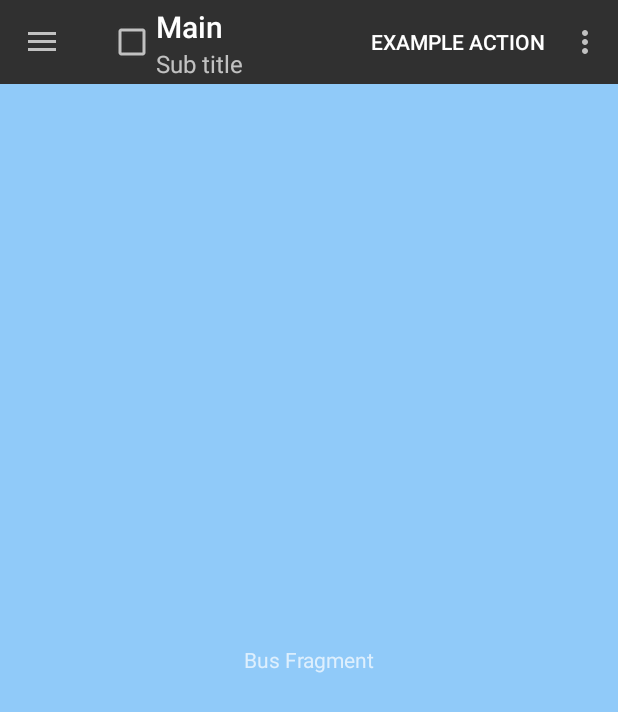
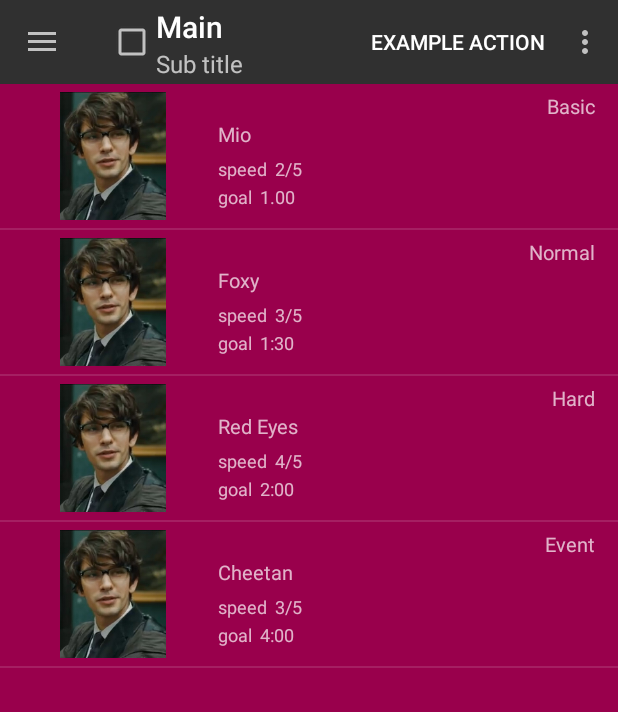
Before and after one commit to natasha89/layout, an Android app: the screen it shows after launch (MainActivity), after a tap on "LET'S RUN RUN", on a phone screen of 412 x 824 dp. Shown: the top 712 px of the screen. Run offline under Robolectric (Android 15) with nearby library versions, the phone set to English and light mode, and no system bars.

Commit message:
[natasha] add rival info fragment

```diff
--- a/Navigation/app/src/main/java/DTO/Record.java
+++ b/Navigation/app/src/main/java/DTO/Record.java
@@ -1,11 +1,7 @@
 package DTO;
 
-import java.lang.reflect.Array;
 import java.util.ArrayList;
 
-/**
- * Created by mj on 15. 1. 30.
- */
 public class Record {
 
     String userName;
--- /dev/null
+++ b/Navigation/app/src/main/java/DTO/Rival.java
@@ -0,0 +1,94 @@
+package DTO;
+
+import android.graphics.Bitmap;
+
+public class Rival {
+    String name;
+
+    //drawble resource
+    int pic;
+
+    //Basic, Normal, hard, Event?
+    String mode;
+
+    //초반, 중반, 종반 각각의 변수로 나눌건지 배열같은 걸로 할건지~
+    String[] runningStyle = new String[3]; //String speed;
+
+    String goalTime;
+    String speed;
+    String ment;
+
+    public Rival(String name, int pic, String mode, String goalTime, String speed) {
+        this.name = name;
+        this.pic = pic;
+        this.mode = mode;
+        this.goalTime = goalTime;
+        this.speed = speed;
+    }
+
+    public Rival(String name, int pic, String mode, String[] runningStyle, String speed, String goalTime) {
+        this.name = name;
+        this.pic = pic;
+        this.mode = mode;
+        this.runningStyle = runningStyle;
+        this.speed = speed;
+        this.goalTime = goalTime;
+    }
+
+    public String getName() {
+        return name;
+    }
+
+    public void setName(String name) {
+        this.name = name;
+    }
+
+    public int getPic() {
+        return pic;
+    }
+
+    public void setPic(int pic) {
+        this.pic = pic;
+    }
+
+    public String getMode() {
+        return mode;
+    }
+
+    public void setMode(String mode) {
+        this.mode = mode;
+    }
+
+    public String[] getRunningStyle() {
+        return runningStyle;
+    }
+
+    public void setRunningStyle(String[] runningStyle) {
+        this.runningStyle = runningStyle;
+    }
+
+    public String getGoalTime() {
+        return goalTime;
+    }
+
+    public void setGoalTime(String goalTime) {
+        this.goalTime = goalTime;
+    }
+
+
+    public String getSpeed() {
+        return speed;
+    }
+
+    public void setSpeed(String speed) {
+        this.speed = speed;
+    }
+
+    public String getMent() {
+        return ment;
+    }
+
+    public void setMent(String ment) {
+        this.ment = ment;
+    }
+}
--- a/Navigation/app/src/main/java/constants/android/commsware/com/navigation/SelectRivalFragment.java
+++ b/Navigation/app/src/main/java/constants/android/commsware/com/navigation/RivalInfoFragment.java
@@ -5,17 +5,22 @@ import android.support.v4.app.Fragment;
 import android.view.LayoutInflater;
 import android.view.View;
 import android.view.ViewGroup;
+import android.widget.TextView;
 
-public class SelectRivalFragment extends Fragment {
+public class RivalInfoFragment extends Fragment {
+
+    String name = "";
+    TextView mTVRivalName;
 
     @Override
     public View onCreateView(LayoutInflater inflater, ViewGroup container, Bundle savedInstanceState) {
 
         // Inflate the layout for this fragment
-        View view = inflater.inflate(R.layout.fragment_bus, container, false);
+        View view = inflater.inflate(R.layout.fragment_rival_info, container, false);
 
+        mTVRivalName = (TextView) view.findViewById(R.id.text_detail_name);
+        mTVRivalName.setText(getArguments().getString("name"));
 
         return view;
     }
-
 }
--- /dev/null
+++ b/Navigation/app/src/main/java/constants/android/commsware/com/navigation/SelectModeFragment.java
@@ -0,0 +1,127 @@
+package constants.android.commsware.com.navigation;
+
+import android.content.Context;
+import android.os.Bundle;
+import android.support.v4.app.Fragment;
+import android.support.v4.app.FragmentTransaction;
+import android.util.Log;
+import android.view.LayoutInflater;
+import android.view.View;
+import android.view.ViewGroup;
+import android.widget.AdapterView;
+import android.widget.ArrayAdapter;
+import android.widget.ImageView;
+import android.widget.ListView;
+import android.widget.TextView;
+
+import org.w3c.dom.Text;
+
+import java.util.ArrayList;
+
+import DTO.Rival;
+
+public class SelectModeFragment extends Fragment {
+
+    String TAG = "SelectModeFragment : ";
+
+    ArrayList<Rival> mRivals;
+
+    ListView mListSelectMode;
+    RivalAdapter mSelectModeAdapter;
+
+    @Override
+    public View onCreateView(LayoutInflater inflater, ViewGroup container, Bundle savedInstanceState) {
+
+        // Inflate the layout for this fragment
+        View view = inflater.inflate(R.layout.fragment_select_mode, container, false);
+
+        // Constructor parameter : String name, int avatar, String mode, String goalTime, String speed
+        mRivals = new ArrayList<Rival>();
+
+        mRivals.add(new Rival("Mio", R.drawable.q, getString(R.string.text_basic), "1.00", "2/5"));
+        mRivals.add(new Rival("Foxy", R.drawable.q, getString(R.string.text_normal), "1:30", "3/5"));
+        mRivals.add(new Rival("Red Eyes", R.drawable.q, getString(R.string.text_hard), "2:00", "4/5"));
+        mRivals.add(new Rival("Cheetan", R.drawable.q, getString(R.string.text_event), "4:00", "3/5"));
+
+        mListSelectMode = (ListView) view.findViewById(R.id.list_selectMode);
+        mSelectModeAdapter = new RivalAdapter(view.getContext(), R.id.list_selectMode, mRivals);
+        mListSelectMode.setAdapter(mSelectModeAdapter);
+
+        mListSelectMode.setOnItemClickListener(new AdapterView.OnItemClickListener() {
+            @Override
+            public void onItemClick(AdapterView<?> parent, View view, int position, long id) {
+                FragmentTransaction ft = getFragmentManager().beginTransaction();
+
+                Bundle arguments = new Bundle();
+                TextView name = (TextView)view.findViewById(R.id.text_rival_name);
+                arguments.putString("name", name.getText().toString());
+
+                Fragment newFragment = new RivalInfoFragment();
+                newFragment.setArguments(arguments);
+                ft.replace(R.id.container, newFragment, "View Detail Info");
+
+                ft.addToBackStack(null);
+                ft.commit();
+            }
+        });
+
+        return view;
+    }
+
+    //for Select Mode CustomListAdapter
+    class RivalAdapter extends ArrayAdapter<Rival> {
+        private Context mContext;
+        int mlayoutResourceId;
+        private ArrayList<Rival> mItems;
+
+        public RivalAdapter(Context context, int layoutResourceId, ArrayList<Rival> items) {
+            super(context, layoutResourceId, items);
+
+            this.mContext = context;
+            this.mlayoutResourceId = layoutResourceId;
+            this.mItems = items;
+        }
+
+        public View getView(int position, View convertView, ViewGroup parent) {
+            View row = convertView;
+            RivalHolder mHolder = null;
+
+            if (row == null) {
+                LayoutInflater inflater = (LayoutInflater) mContext.getSystemService(Context.LAYOUT_INFLATER_SERVICE);
+                row = inflater.inflate(R.layout.item_rival_list, null);
+
+                mHolder = new RivalHolder();
+                Log.d(TAG, mHolder.toString());
+
+                mHolder.pic = (ImageView) row.findViewById(R.id.img_rival_pic);
+                mHolder.name = (TextView) row.findViewById(R.id.text_rival_name);
+                mHolder.mode = (TextView) row.findViewById(R.id.text_rival_mode);
+                mHolder.speed = (TextView) row.findViewById(R.id.text_rival_speed);
+                mHolder.goal = (TextView) row.findViewById(R.id.text_rival_goal);
+
+                row.setTag(mHolder);
+
+            } else {
+                mHolder = (RivalHolder) row.getTag();
+            }
+
+            // need to change by how to set image resource
+            mHolder.pic.setImageResource(mItems.get(position).getPic());
+
+            mHolder.name.setText(mItems.get(position).getName());
+            mHolder.mode.setText(mItems.get(position).getMode());
+            mHolder.speed.setText(mItems.get(position).getSpeed());
+            mHolder.goal.setText(mItems.get(position).getGoalTime());
+
+            return row;
+        }
+    }
+
+    private static class RivalHolder {
+        ImageView pic;
+        TextView name;
+        TextView mode;
+        TextView speed;
+        TextView goal;
+    }
+}
--- a/Navigation/app/src/main/java/constants/android/commsware/com/navigation/UserInfoFragment.java
+++ b/Navigation/app/src/main/java/constants/android/commsware/com/navigation/UserInfoFragment.java
@@ -15,17 +15,13 @@ import android.widget.TextView;
 
 import java.text.SimpleDateFormat;
 import java.util.ArrayList;
+import java.util.Calendar;
 import java.util.Date;
 
 import DTO.Record;
 
 public class UserInfoFragment extends Fragment {
-
-    public UserInfoFragment() {
-        // Required empty public constructor
-    }
-
-    ArrayList<Record> mRecords = new ArrayList<Record>();
+    ArrayList<Record> mRecords;
 
     ListView mListTimeLine;
     RecordAdapter mTimelineAdapter;
@@ -36,13 +32,21 @@ public class UserInfoFragment extends Fragment {
     public View onCreateView(LayoutInflater inflater, ViewGroup container, Bundle savedInstanceState) {
 
         // Inflate the layout for this fragment
-        View view = inflater.inflate(R.layout.fragment_userinfo, container, false);
+        View view = inflater.inflate(R.layout.fragment_user_info, container, false);
 
         // Constructor parameter : String userName, String rivalName, String runningDate, String endTime, boolean isWin
+        mRecords = new ArrayList<Record>();
+
+        // set test data
         mRecords.add(new Record("A", "Foxy", new SimpleDateFormat("yyyy MM dd").format(new Date()), new SimpleDateFormat("HH mm").format(new Date()), true));
         mRecords.add(new Record("", "Mio", new SimpleDateFormat("yyyy MM dd").format(new Date()), new SimpleDateFormat("HH mm").format(new Date()), true));
-        mRecords.add(new Record("A", "Red eyes", new SimpleDateFormat("yyyy MM dd").format(new Date()), new SimpleDateFormat("HH mm").format(new Date()), false));
-        mRecords.add(new Record("", "Foxy", new SimpleDateFormat("yyyy MM dd").format(new Date()), new SimpleDateFormat("HH mm").format(new Date()), false));
+
+        Calendar cal = Calendar.getInstance();
+        cal.add(Calendar.DATE, -1);
+        mRecords.add(new Record("A", "Red eyes", new SimpleDateFormat("yyyy MM dd").format(cal.getTime()), new SimpleDateFormat("HH mm").format(new Date()), false));
+
+        cal.add(Calendar.DATE, -5);
+        mRecords.add(new Record("", "Foxy", new SimpleDateFormat("yyyy MM dd").format(cal.getTime()), new SimpleDateFormat("HH mm").format(new Date()), false));
 
         mListTimeLine = (ListView) view.findViewById(R.id.list_timeline);
         mTimelineAdapter = new RecordAdapter(view.getContext(), R.id.list_timeline, mRecords);
@@ -52,9 +56,11 @@ public class UserInfoFragment extends Fragment {
         mBtnStart.setOnClickListener(new Button.OnClickListener() {
             public void onClick(View v) {
                 FragmentTransaction ft = getFragmentManager().beginTransaction();
-                Fragment fragment = new SelectRivalFragment();
-                //ft.hide(view.getfr);
-                ft.replace(R.id.container, fragment, "select Rival");
+
+                // hide x
+                Fragment newFragment = new SelectModeFragment();
+                ft.replace(R.id.container, newFragment, "select Rival");
+
                 ft.addToBackStack(null);
                 ft.commit();
             }
@@ -63,7 +69,7 @@ public class UserInfoFragment extends Fragment {
         return view;
     }
 
-    //for Timeline CustomListAdapter
+    //for User Timeline CustomListAdapter
     class RecordAdapter extends ArrayAdapter<Record> {
         private Context mContext;
         int mlayoutResourceId;
@@ -79,47 +85,57 @@ public class UserInfoFragment extends Fragment {
 
         public View getView(int position, View convertView, ViewGroup parent) {
             View row = convertView;
-            ViewHolder mHolder = null;
+            RecordHolder mHolder = null;
 
             if (row == null) {
-                LayoutInflater inflater = (LayoutInflater)mContext.getSystemService(Context.LAYOUT_INFLATER_SERVICE);
+                LayoutInflater inflater = (LayoutInflater) mContext.getSystemService(Context.LAYOUT_INFLATER_SERVICE);
                 row = inflater.inflate(R.layout.item_record_list, null);
 
-                mHolder = new ViewHolder();
+                mHolder = new RecordHolder();
                 mHolder.pic = (ImageView) row.findViewById(R.id.img_record_pic);
                 mHolder.date = (TextView) row.findViewById(R.id.text_record_date);
                 mHolder.time = (TextView) row.findViewById(R.id.text_record_time);
                 mHolder.isNew = (TextView) row.findViewById(R.id.text_record_new);
                 mHolder.result = (TextView) row.findViewById(R.id.text_record_result);
 
-                setResult(mHolder, mItems.get(position));
+                row.setTag(mHolder);
 
-                row.setTag(mHolder);
             } else {
-                mHolder = (ViewHolder) row.getTag();
+                mHolder = (RecordHolder) row.getTag();
             }
+
+            // need to change by how to set image resource
+            mHolder.pic.setImageResource(R.drawable.q);
+
+            mHolder.date.setText(mItems.get(position).getRunningDate());
+            mHolder.time.setText(mItems.get(position).getEndTime());
+
+            // need to change by how to know new record
+            //if(new condition) {
+            //    mHolder.isNew.setVisibility(View.VISIBLE);
+            //}
+
+            setResult(mHolder, mItems.get(position));
 
             return row;
         }
 
-        private void setResult(ViewHolder holder, Record item) {
+        private void setResult(RecordHolder holder, Record item) {
 
             if (item.isWin()) {
                 holder.result.setText(item.getUserName() + "가 " + item.getRivalName() + getString(R.string.text_win));
-                if(item.getUserName().equals(""))
+                if (item.getUserName().equals(""))
                     holder.result.setText(item.getRivalName() + getString(R.string.text_win));
-            }
-            else
+            } else
                 holder.result.setText(item.getRivalName() + getString(R.string.text_lose));
         }
     }
 
-    private static class ViewHolder {
+    private static class RecordHolder {
         ImageView pic;
         TextView date;
         TextView time;
         TextView isNew;
         TextView result;
-        int position;
     }
 }
--- /dev/null
+++ b/Navigation/app/src/main/res/layout/fragment_select_mode.xml
@@ -0,0 +1,14 @@
+<?xml version="1.0" encoding="utf-8"?>
+<FrameLayout xmlns:android="http://schemas.android.com/apk/res/android"
+    xmlns:tools="http://schemas.android.com/tools"
+    android:layout_width="match_parent"
+    android:layout_height="match_parent"
+    android:background="#99004C"
+    tools:context="com.icetea09.demomaterialdesigndrawermenu.SelectMOdeFragment">
+
+    <ListView
+        android:id="@+id/list_selectMode"
+        android:layout_width="fill_parent"
+        android:layout_height="fill_parent"/>
+
+</FrameLayout>
--- a/Navigation/app/src/main/res/layout/fragment_userinfo.xml
+++ b/Navigation/app/src/main/res/layout/fragment_user_info.xml
@@ -120,9 +120,7 @@
             android:id="@+id/list_timeline"
             android:layout_width="fill_parent"
             android:layout_height="0dp"
-            android:layout_weight=".45">
-
-        </ListView>
+            android:layout_weight=".45" />
     </LinearLayout>
 
 </FrameLayout>
--- a/Navigation/app/src/main/res/layout/item_rival_list.xml
+++ b/Navigation/app/src/main/res/layout/item_rival_list.xml
@@ -25,7 +25,7 @@
             android:layout_height="wrap_content"
             android:layout_marginRight="10dp"
             android:layout_alignParentRight="true"
-            android:textSize="20dp"
+            android:textSize="13dp"
             android:text="@string/text_basic"/>
 
         <!-- rival status -->
@@ -40,7 +40,7 @@
                 android:id="@+id/text_rival_name"
                 android:layout_width="wrap_content"
                 android:layout_height="wrap_content"
-                android:textSize="20dp"
+                android:textSize="13dp"
                 android:text="Mio"/>
 
             <LinearLayout
```
Also changed, not shown: Navigation/app/src/main/java/DTO/RivalInfo.java (deleted, +0 -70 lines), Navigation/app/src/main/java/DTO/User.java (renamed from Navigation/app/src/main/java/DTO/UserInfo.java, +6 -12 lines), Navigation/app/src/main/res/layout/fragment_rival_info.xml (added, +17 -0 lines).
